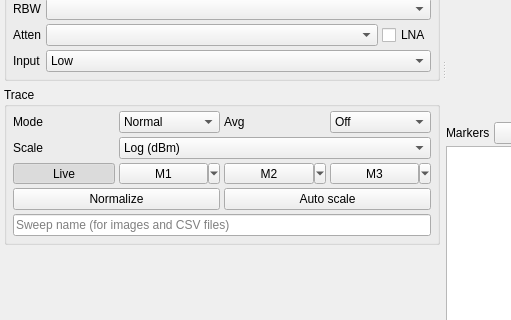
Above: src/ui/mainwindow.ui from erikkaashoek/tinySA-app before the change; both pictures show x 0 to 511 and y 294 to 614 of the 1100 by 700 pixel window. Below: the same form after it.
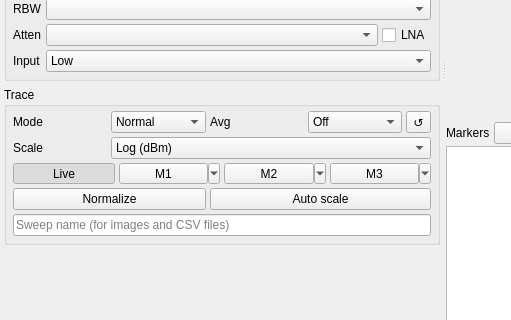
That is the form after the change. Custom widgets are drawn as their Qt base class.

Commit message: Averaging counter and restart, inverted screen colours

What changed in the file:
```diff
--- a/src/ui/mainwindow.ui
+++ b/src/ui/mainwindow.ui
@@ -466,6 +466,16 @@
               </item>
              </widget>
             </item>
+            <item row="0" column="4">
+             <widget class="QToolButton" name="avgRestartButton">
+              <property name="toolTip">
+               <string>Restart averaging and min/max hold</string>
+              </property>
+              <property name="text">
+               <string>↺</string>
+              </property>
+             </widget>
+            </item>
             <item row="1" column="0">
              <widget class="QLabel" name="scaleLabel">
               <property name="text">
@@ -473,7 +483,7 @@
               </property>
              </widget>
             </item>
-            <item row="1" column="1" colspan="3">
+            <item row="1" column="1" colspan="4">
              <widget class="QComboBox" name="scaleCombo">
               <item>
                <property name="text">
@@ -487,7 +497,7 @@
               </item>
              </widget>
             </item>
-            <item row="2" column="0" colspan="4">
+            <item row="2" column="0" colspan="5">
              <layout class="QHBoxLayout" name="memoryLayout">
               <property name="spacing">
                <number>4</number>
@@ -595,14 +605,14 @@
               </property>
              </widget>
             </item>
-            <item row="3" column="2" colspan="2">
+            <item row="3" column="2" colspan="3">
              <widget class="QPushButton" name="autoScaleButton">
               <property name="text">
                <string>Auto scale</string>
               </property>
              </widget>
             </item>
-            <item row="4" column="0" colspan="4">
+            <item row="4" column="0" colspan="5">
              <widget class="QLineEdit" name="sweepNameEdit">
               <property name="toolTip">
                <string>Shown above saved images and in saved CSV files</string>
```
The commit also changes 18 other files.
